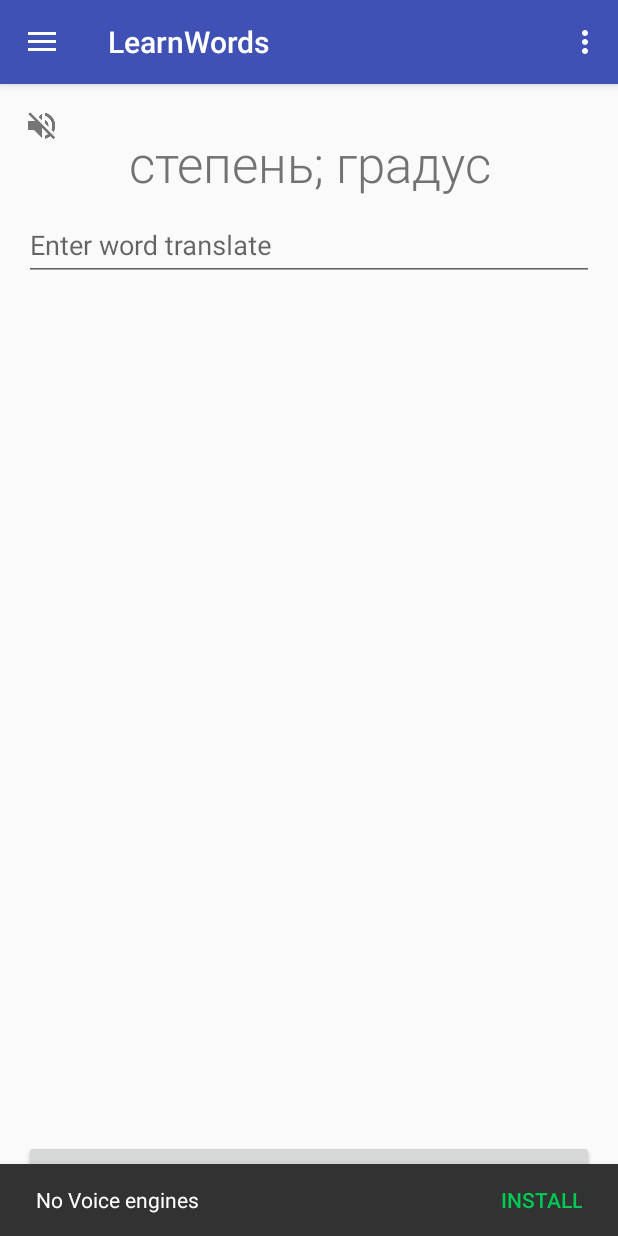
After one commit to tepikin/LearnWordsAndroid, an Android app: the fragment SpellCheckFragment placed in its activity, on a phone screen of 412 x 824 dp. The commit adds this screen. Run offline under Robolectric (Android 15) with nearby library versions, the phone set to English and light mode, and no system bars.

Commit message:
spell check added

```diff
--- a/SeekBarPreference/build.gradle
+++ b/SeekBarPreference/build.gradle
@@ -27,5 +27,5 @@
     PUBLISH_VERSION = '2.3.0'
 }
 
-apply from: 'https://raw.githubusercontent.com/blundell/release-android-library/master/android-release-aar.gradle'
+//apply from: 'https://raw.githubusercontent.com/blundell/release-android-library/master/android-release-aar.gradle'
 // ./gradlew clean build generateRelease
--- a/app/src/main/AndroidManifest.xml
+++ b/app/src/main/AndroidManifest.xml
@@ -13,6 +13,7 @@
             android:name=".ui.activities.main.MainActivity"
             android:configChanges="keyboardHidden|orientation|screenSize"
             android:label="@string/app_name"
+            android:windowSoftInputMode="adjustResize"
             android:theme="@style/AppTheme.NoActionBar">
         </activity>
         <activity
--- a/app/src/main/java/ru/lazard/learnwords/ui/activities/main/MainActivity.java
+++ b/app/src/main/java/ru/lazard/learnwords/ui/activities/main/MainActivity.java
@@ -21,6 +21,7 @@
 import ru.lazard.learnwords.ui.fragments.learn.LearnFragment;
 import ru.lazard.learnwords.ui.fragments.preferences.SettingsFragment;
 import ru.lazard.learnwords.ui.fragments.repeat.RepeatWordsFragment;
+import ru.lazard.learnwords.ui.fragments.spellcheck.SpellCheckFragment;
 import ru.lazard.learnwords.ui.fragments.wordsList.WordsListFragment;
 import ru.lazard.learnwords.ui.navigator.BackArrowController;
 import ru.lazard.learnwords.utils.Utils;
@@ -120,6 +121,8 @@
             addFragment(new CheckTranslateFragment(), true);
         } else if (id == R.id.nav_settings) {
             addFragment(new SettingsFragment(), true);
+        } else if (id == R.id.nav_spellcheck) {
+            addFragment(new SpellCheckFragment(), true);
         } else if (id == R.id.nav_wordsList) {
             addFragment(new WordsListFragment(), true);
         } else if (id == R.id.nav_rate) {
--- /dev/null
+++ b/app/src/main/java/ru/lazard/learnwords/ui/fragments/spellcheck/SpellCheckFragment.java
@@ -0,0 +1,162 @@
+package ru.lazard.learnwords.ui.fragments.spellcheck;
+
+import android.os.Bundle;
+import android.support.annotation.Nullable;
+import android.support.v4.app.Fragment;
+import android.text.TextUtils;
+import android.view.KeyEvent;
+import android.view.LayoutInflater;
+import android.view.Menu;
+import android.view.MenuInflater;
+import android.view.View;
+import android.view.ViewGroup;
+import android.view.inputmethod.EditorInfo;
+import android.widget.EditText;
+import android.widget.ImageView;
+import android.widget.TextView;
+
+import ru.lazard.learnwords.R;
+import ru.lazard.learnwords.model.Word;
+import ru.lazard.learnwords.ui.activities.main.MainActivity;
+
+/**
+ * Created by Egor on 02.06.2016.
+ */
+public class SpellCheckFragment extends Fragment implements View.OnClickListener {
+    public enum State {start, fail}
+
+    private View nextView;
+    private SpellCheckPresenter presenter;
+    private ImageView soundView;
+    private TextView transcriptionView;
+    private TextView translationView;
+    private EditText translationEditView;
+    private View unknownView;
+    private View wordLayout;
+    private TextView wordView;
+
+    @Override
+    public void onClick(View v) {
+        if (soundView == v) {
+            presenter.onSoundViewClick();
+        }
+        if (nextView == v) {
+            presenter.onNextViewClick();;
+        }
+        if (unknownView== v) {
+            presenter.onUnknownViewClick();
+        }
+    }
+
+    @Override
+    public void onCreate(@Nullable Bundle savedInstanceState) {
+        super.onCreate(savedInstanceState);
+        setHasOptionsMenu(true);
+    }
+
+    @Override
+    public void onCreateOptionsMenu(Menu menu, MenuInflater inflater) {
+        inflater.inflate(R.menu.main2, menu);
+        super.onCreateOptionsMenu(menu, inflater);
+    }
+
+
+
+    @Nullable
+    @Override
+    public View onCreateView(LayoutInflater inflater, @Nullable ViewGroup container, @Nullable Bundle savedInstanceState) {
+
+        View view = super.onCreateView(inflater, container, savedInstanceState);
+
+        if (view == null) {
+            view = LayoutInflater.from(getContext()).inflate(R.layout.fragment_check_spell, container, false);
+            wordView = (TextView) view.findViewById(R.id.word);
+            transcriptionView = (TextView) view.findViewById(R.id.transcription);
+            translationView = (TextView) view.findViewById(R.id.translate);
+            translationEditView = (EditText) view.findViewById(R.id.translateEdit);
+            soundView = (ImageView) view.findViewById(R.id.sound);
+            nextView = (View) view.findViewById(R.id.next);
+            unknownView = (View) view.findViewById(R.id.unknown);
+            wordLayout = (View) view.findViewById(R.id.wordLayout);
+
+
+            soundView.setOnClickListener(this);
+            nextView.setOnClickListener(this);
+            unknownView.setOnClickListener(this);
+
+            translationEditView.setOnEditorActionListener(new EditText.OnEditorActionListener() {
+                @Override
+                public boolean onEditorAction(TextView v, int actionId, KeyEvent event) {
+                    if (actionId == EditorInfo.IME_ACTION_DONE) {
+                        presenter.onApply(translationView.getText().toString());
+                        return true;
+                    }
+                    return false;
+                }
+            });
+
+            if (presenter == null) {
+                presenter = new SpellCheckPresenter(this);
+            }
+        }
+        return view;
+    }
+
+    @Override
+    public void onDestroy() {
+        super.onDestroy();
+        if (presenter != null) {
+            presenter.onDestroy();
+        }
+    }
+
+    @Override
+    public void onResume() {
+        super.onResume();
+        ((MainActivity) getActivity()).getFloatingActionButton().hide();
+        ((MainActivity) getActivity()).setSelectedNavigationMenu(R.id.nav_spellcheck);
+        presenter.onResume();
+    }
+
+    ;
+
+    public void setSoundEnable(boolean isReadWords) {
+        soundView.setImageResource(isReadWords ? R.drawable.ic_volume_up_grey600_24dp : R.drawable.ic_volume_off_grey600_24dp);
+    }
+
+    public void showWord(Word randomWord, State state) {
+        if (randomWord == null) {
+            randomWord = new Word("No words selected", "Выбирите слова для изучения");
+        }
+
+        String transcription = TextUtils.isEmpty(randomWord.getTranscription()) ? "" : ("[" + randomWord.getTranscription() + "]");
+        setNotNullText(wordView, randomWord.getWord());
+        setNotNullText(transcriptionView, transcription);
+        setNotNullText(translationView, randomWord.getTranslate());
+
+
+        nextView.setVisibility(View.GONE);
+        unknownView.setVisibility(View.GONE);
+        wordLayout.setVisibility(View.GONE);
+        translationEditView.setText("");
+
+
+
+        if (State.start == state) {
+            unknownView.setVisibility(View.VISIBLE);
+        }
+        if (State.fail == state) {
+            nextView.setVisibility(View.VISIBLE);
+            wordLayout.setVisibility(View.VISIBLE);
+        }
+
+    }
+
+    private void setNotNullText(TextView textView, String text) {
+        if (TextUtils.isEmpty(text)) {
+            textView.setText("");
+        } else {
+            textView.setText(text);
+        }
+    }
+}
--- /dev/null
+++ b/app/src/main/java/ru/lazard/learnwords/ui/fragments/spellcheck/SpellCheckPresenter.java
@@ -0,0 +1,128 @@
+package ru.lazard.learnwords.ui.fragments.spellcheck;
+
+import android.content.Context;
+import android.support.v4.app.Fragment;
+import android.support.v4.app.FragmentManager;
+import android.text.TextUtils;
+
+import java.util.List;
+import java.util.Locale;
+
+import ru.lazard.learnwords.db.DAO;
+import ru.lazard.learnwords.model.Model;
+import ru.lazard.learnwords.model.Word;
+import ru.lazard.learnwords.speach.TTS;
+import ru.lazard.learnwords.ui.activities.main.MainActivity;
+import ru.lazard.learnwords.ui.fragments.preferences.Settings;
+import ru.lazard.learnwords.ui.fragments.spellcheck.SpellCheckFragment.State;
+
+
+public class SpellCheckPresenter implements FragmentManager.OnBackStackChangedListener {
+    private final SpellCheckFragment fragment;
+    private final Context context;
+    private Word randomWord;
+    private Settings settings;
+    private State state = State.start;
+
+
+    public SpellCheckPresenter(SpellCheckFragment mainActivity) {
+        this.fragment = mainActivity;
+        context = fragment.getContext();
+        settings = new Settings(context);
+        fragment.getActivity().getSupportFragmentManager().addOnBackStackChangedListener(this);
+    }
+
+    public void doStep() {
+        state = State.start;
+        randomWord = Model.getInstance().getRandomWordForLearning();
+        fragment.showWord(randomWord, state);
+        if (settings.isReadWords()&&settings.isReadTranslate() && randomWord != null) {
+            getTts().speak(randomWord.getTranslate(), settings.speedReadTranslate(), Locale.getDefault(), null);
+        }
+    }
+
+
+    @Override
+    public void onBackStackChanged() {
+        if (fragment == null) return;
+        List<Fragment> fragments = fragment.getActivity().getSupportFragmentManager().getFragments();
+        if (fragments != null && fragments.size() > 0) {
+            Fragment topFragment = fragments.get(fragments.size() - 1);
+            if (topFragment != fragment) {
+                getTts().stop();
+            }
+        }
+    }
+
+    public void onDestroy() {
+        getTts().stop();
+        fragment.getActivity().getSupportFragmentManager().removeOnBackStackChangedListener(this);
+    }
+
+    public void onNextViewClick() {
+        if (randomWord == null) return;
+        if (state == State.start) {
+            doStep();
+        } else if (state == State.fail) {
+            doStep();
+        }
+    }
+
+    public void onResume() {
+        restoreState();
+    }
+
+    public void onSoundViewClick() {
+        boolean isReadWords = !settings.isReadWords();
+        settings.setReadWords(isReadWords);
+        fragment.setSoundEnable(isReadWords);
+        getTts().stop();
+    }
+
+    public void onUnknownViewClick() {
+        if (randomWord == null) return;
+        if (state == State.start) {
+            state = State.fail;
+            fragment.showWord(randomWord, state);
+            if (settings.isReadWords() ) {
+                getTts().speak(randomWord.getWord(), settings.speedReadWords(), Locale.ENGLISH, null);
+            }
+        } else if (state == State.fail) {
+            doStep();
+        }
+    }
+
+    public void onApply(String word) {
+        if (TextUtils.isEmpty(word))return;
+        if (randomWord == null) return;
+        if (state == State.start) {
+            if (word.equalsIgnoreCase(randomWord.getWord())) {
+                randomWord.setStatus(Word.STATUS_READY);
+                DAO.setStatusForWord(randomWord.getId(), Word.STATUS_READY);
+                doStep();
+                return;
+            } else {
+                state = State.fail;
+                fragment.showWord(randomWord, state);
+                if (settings.isReadWords() ) {
+                    getTts().speak(randomWord.getWord(), settings.speedReadWords(), Locale.ENGLISH, null);
+                }
+            }
+        } else if (state == State.fail) {
+            doStep();
+        }
+    }
+
+    public void restoreState() {
+        fragment.setSoundEnable(settings.isReadWords());
+        if (randomWord == null) {
+            doStep();
+            return;
+        }
+        fragment.showWord(randomWord, state);
+    }
+
+    private TTS getTts() {
+        return ((MainActivity) context).getTts();
+    }
+}
--- /dev/null
+++ b/app/src/main/res/layout/fragment_check_spell.xml
@@ -0,0 +1,140 @@
+<?xml version="1.0" encoding="utf-8"?>
+<android.support.v4.widget.NestedScrollView
+    xmlns:android="http://schemas.android.com/apk/res/android"
+    xmlns:app="http://schemas.android.com/apk/res-auto"
+    xmlns:tools="http://schemas.android.com/tools"
+    android:layout_width="match_parent"
+    android:layout_height="match_parent"
+    android:fillViewport="true">
+
+    <FrameLayout
+        android:id="@+id/base_layout"
+        android:layout_width="match_parent"
+        android:layout_height="match_parent"
+        android:background="@drawable/bg_main_activity"
+        android:keepScreenOn="true"
+        android:orientation="vertical"
+        tools:context=".ui.activities.main.MainActivity">
+
+
+        <android.support.v7.widget.LinearLayoutCompat
+            android:layout_width="match_parent"
+            android:layout_height="match_parent"
+            android:keepScreenOn="true"
+            android:orientation="vertical"
+            >
+            <android.support.v7.widget.AppCompatTextView
+                android:id="@+id/translate"
+                android:layout_marginTop="30dp"
+                android:layout_width="match_parent"
+                android:layout_height="wrap_content"
+                android:fontFamily="sans-serif-light"
+                android:gravity="center_horizontal|top"
+                android:paddingLeft="16dp"
+                android:paddingRight="16dp"
+                android:text="Hello World!"
+                android:textAppearance="@style/TextAppearance.AppCompat.Display1"
+                android:textColor="@color/colorSecondaryText"/>
+            <android.support.design.widget.TextInputLayout
+                android:layout_width="match_parent"
+                android:layout_marginLeft="16dp"
+                android:layout_marginRight="16dp"
+                android:layout_height="wrap_content"
+                android:layout_gravity="center"
+                >
+
+
+                <android.support.v7.widget.AppCompatEditText
+                    android:id="@+id/translateEdit"
+                    android:layout_width="match_parent"
+                    android:layout_height="wrap_content"
+                    android:hint="@string/spellCheck_translate_hint"
+                    android:imeOptions="actionDone"
+                    android:inputType="textNoSuggestions"
+                    >
+                </android.support.v7.widget.AppCompatEditText>
+
+            </android.support.design.widget.TextInputLayout>
+
+<LinearLayout
+    android:id="@+id/wordLayout"
+    android:layout_width="match_parent"
+    android:orientation="vertical"
+    android:layout_height="wrap_content">
+            <TextView
+                android:layout_width="match_parent"
+                android:layout_height="wrap_content"
+                android:fontFamily="sans-serif-light"
+                android:gravity="left|top"
+                android:paddingLeft="16dp"
+                android:paddingRight="16dp"
+                android:text="@string/spellCheck_rightVariant"
+                android:textAppearance="@style/TextAppearance.AppCompat.Caption"
+                android:textColor="@color/colorSecondaryText"/>
+
+            <android.support.v7.widget.AppCompatTextView
+                android:id="@+id/word"
+                android:layout_width="match_parent"
+                android:layout_height="wrap_content"
+                android:gravity="center_horizontal|bottom"
+                android:paddingLeft="16dp"
+                android:paddingRight="16dp"
+                android:text="Hello World!"
+                android:textAppearance="@style/TextAppearance.AppCompat.Display1"
+                android:textColor="@color/colorPrimaryText"/>
+            <android.support.v7.widget.AppCompatTextView
+                android:id="@+id/transcription"
+                android:layout_width="match_parent"
+                android:layout_height="wrap_content"
+                android:fontFamily="sans-serif-light"
+                android:gravity="center_horizontal|top"
+                android:paddingLeft="16dp"
+                android:paddingRight="16dp"
+                android:text="[Hello World!]"
+                android:textAppearance="@style/TextAppearance.AppCompat.Title"
+                android:textColor="@color/colorSecondaryText"/>
+</LinearLayout>
+            <View
+                android:layout_width="1dp"
+                android:layout_height="0dp"
+                android:layout_weight="1"/>
+
+            <Button
+                android:id="@+id/unknown"
+                android:layout_width="match_parent"
+                android:layout_height="wrap_content"
+                android:layout_marginBottom="16dp"
+                android:layout_marginLeft="16dp"
+                android:layout_marginRight="16dp"
+                android:text="@string/checkTranslate_button_unknown"
+                android:textAllCaps="false"/>
+
+            <Button
+                android:id="@+id/next"
+                android:layout_width="match_parent"
+                android:layout_height="wrap_content"
+                android:layout_marginBottom="16dp"
+                android:layout_marginLeft="16dp"
+                android:layout_marginRight="16dp"
+                android:text="@string/checkTranslate_button_next"
+                android:textAllCaps="false"/>
+
+        </android.support.v7.widget.LinearLayoutCompat>
+
+
+        <android.support.v7.widget.AppCompatImageView
+            android:id="@+id/sound"
+            style="@style/Base.Widget.AppCompat.CompoundButton.CheckBox"
+            android:layout_width="wrap_content"
+            android:layout_height="wrap_content"
+            android:layout_gravity="top|left"
+            android:button="@drawable/ic_volume_up_grey600_24dp"
+            android:buttonTint="@color/colorSecondaryText"
+            android:padding="16dp"
+            android:scaleType="centerInside"
+            android:src="@drawable/ic_volume_up_grey600_24dp"
+            android:text=""
+            app:buttonTint="@color/colorSecondaryText"/>
+
+    </FrameLayout>
+</android.support.v4.widget.NestedScrollView>
--- a/app/src/main/res/menu/activity_main2_drawer.xml
+++ b/app/src/main/res/menu/activity_main2_drawer.xml
@@ -14,6 +14,10 @@
             android:id="@+id/nav_checkTranslate"
             android:icon="@drawable/ic_translate_black_24dp"
             android:title="@string/navigation_menu_checkTranslate"/>
+        <item
+            android:id="@+id/nav_spellcheck"
+            android:icon="@drawable/ic_spellcheck_black_24dp"
+            android:title="@string/navigation_menu_spellcheck"/>
         <item
             android:id="@+id/nav_wordsList"
             android:icon="@drawable/ic_list_black_24dp"
--- a/app/src/main/res/values/strings.xml
+++ b/app/src/main/res/values/strings.xml
@@ -22,7 +22,8 @@
     <string name="navigation_menu_wordsList">List of words</string>
     <string name="navigation_menu_learnWords">Learn words</string>
     <string name="navigation_menu_repeatWords">Repeat words</string>
-    <string name="navigation_menu_checkTranslate">Check translate</string>
+    <string name="navigation_menu_checkTranslate">Translate check</string>
+    <string name="navigation_menu_spellcheck">Spell check</string>
 
 
     <!-- WordsList screen -->
@@ -96,8 +97,9 @@
     <string name="checkTranslate_button_unknown">UNKNOWN</string>
     <string name="checkTranslate_button_next">NEXT</string>
 
-
-
+    <!-- Check spell screen -->
+    <string name="spellCheck_translate_hint">Enter word translate</string>
+    <string name="spellCheck_rightVariant">Right variant:</string>
 
 
 </resources>
```
Also changed, not shown: app/src/main/res/drawable-hdpi/ic_spellcheck_black_24dp.png (added), app/src/main/res/drawable-mdpi/ic_spellcheck_black_24dp.png (added), app/src/main/res/drawable-xhdpi/ic_spellcheck_black_24dp.png (added), app/src/main/res/drawable-xxhdpi/ic_spellcheck_black_24dp.png (added), app/src/main/res/drawable-xxxhdpi/ic_spellcheck_black_24dp.png (added).
